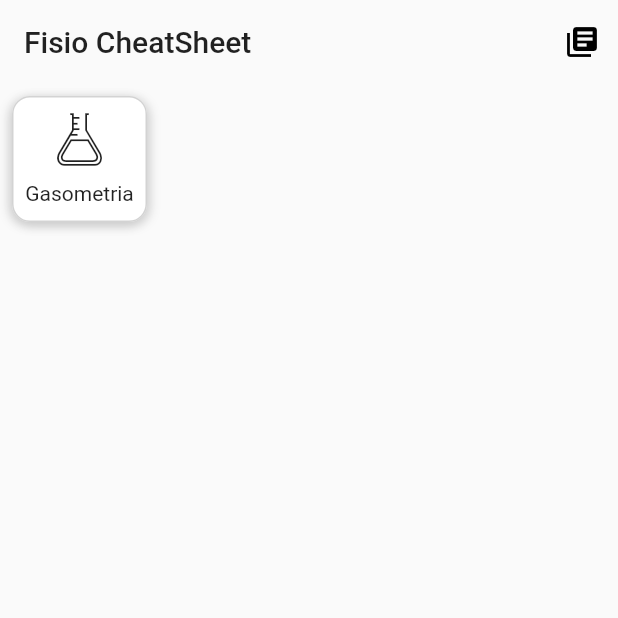
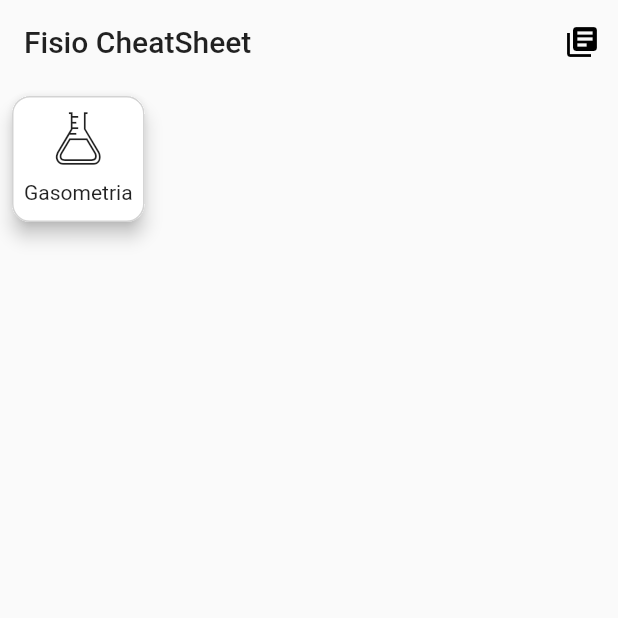
Before and after one commit to MSimone12/fisio_app, a Flutter app: the screen it shows after launch, on a phone screen of 412 x 824 dp, the top half of it. Run offline on Flutter 3.47's test engine with Material 2 defaults, Android fonts, the phone set to English and light mode, and no system bars; our stand-ins replace flutter_masked_text, rxdart; missing offline and left inert: bloc_pattern.

Commit message:
Fisio Field

```diff
--- a/lib/app/home/home.dart
+++ b/lib/app/home/home.dart
@@ -21,7 +21,7 @@ class Home extends StatelessWidget {
               child: Column(
                 children: <Widget>[
                   Padding(
-                    padding: const EdgeInsets.all(8.0),
+                    padding: const EdgeInsets.only(bottom: 8),
                     child: Icon(CupertinoIcons.lab_flask, size: 40,),
                   ),
                   Text('Gasometria')
--- a/lib/bloc/gasometria.dart
+++ b/lib/bloc/gasometria.dart
@@ -1,6 +1,7 @@
 import 'package:rxdart/rxdart.dart';
 import 'package:fisio_app/utils/validation.dart';
 import 'package:bloc_pattern/bloc_pattern.dart';
+import 'package:flutter/widgets.dart';
 
 class GasometriaBloc implements BlocBase{
   GasometriaBloc();
@@ -15,16 +16,19 @@ class GasometriaBloc implements BlocBase{
   // PH
   Sink get phIn => _phSubject;
   Observable<String> get phErrorOut => _phSubject.map(Validator.calculatePh);
-  Observable<String> get phState => _phSubject.map(Validator.getPhState);
+  Observable<Color> get phState => _phSubject.map(Validator.getPhState);
 
   // PaO2
   Sink get pao2In => _pao2Subject;
   Observable<String> get pao2Out => _pao2Subject.map((pao2) => '$pao2 mmHg');
   Observable<String> get pao2ErrorOut => _pao2Subject.map(Validator.validateRequired);
-  Observable<String> get pao2State => _pao2Subject.map(Validator.getRequiredState);
+  Observable<String> get pao2State => _pao2Subject;
 
   // PaCO2
+  Observable<String> get paco2Out => _paco2Subject;
   Sink get paco2In => _paco2Subject;
+  Observable<String> get paco2ErrorOut => _paco2Subject.map(Validator.validateRequired);
+  Observable<Color> get paco2State => _paco2Subject.map(Validator.getRequiredState);
 
 
   @override
--- a/lib/commom/fisio_card.dart
+++ b/lib/commom/fisio_card.dart
@@ -14,30 +14,22 @@ class FisioCard extends StatelessWidget {
     return Hero(
       tag: tag,
       flightShuttleBuilder: (context, animation, direction, from, to) => FisioCard(),
-      child: Container(
+      child: Card(
+        elevation: 5,
+        borderOnForeground: false,
         margin: EdgeInsets.all(8),
-        height: height,
-        width: width,
-        child: child,
-        decoration: BoxDecoration(
-          color: Colors.white,
-          border: Border.all(
+        clipBehavior: Clip.hardEdge,
+        child: Padding(
+          padding: const EdgeInsets.all(8.0),
+          child: child,
+        ),
+        shape: RoundedRectangleBorder(
+          side: BorderSide(
             color: Color.fromRGBO(200, 200, 200, 0.8),
-            width: 1
+            width: 1,
+            style: BorderStyle.solid
           ),
-          boxShadow: [
-            BoxShadow(
-              color: Color.fromRGBO(200, 200, 200, 0.8),
-              offset: Offset(-2, 2),
-              blurRadius: 5,
-            ),
-            BoxShadow(
-              color: Color.fromRGBO(200, 200, 200, 0.8),
-              offset: Offset(2, 2),
-              blurRadius: 5,
-            ),
-          ],
-          borderRadius: BorderRadius.all(Radius.circular(12))
+          borderRadius: BorderRadius.circular(12)
         ),
       ),
     );
--- a/lib/commom/form_stream_builder.dart
+++ b/lib/commom/form_stream_builder.dart
@@ -65,7 +65,6 @@ class _FormStreamBuilderState extends State<FormStreamBuilder> {
       secured: widget.secured,
       textAlign: widget.textAlign,
       onChanged: widget.textChanged?.add,
-      onBlur: handleFieldBlur,
       onFocus: handleFieldFocus,
     )
   );
--- a/pubspec.yaml
+++ b/pubspec.yaml
@@ -25,6 +25,7 @@ dependencies:
   cupertino_icons: ^0.1.2
   rxdart: ^0.21.0
   bloc_pattern: ^1.5.2
+  flutter_masked_text: ^0.8.0
 
 dev_dependencies:
   flutter_test:
```
Also changed, not shown: lib/app/gasometria/gasometria.dart (+38 -22 lines), lib/commom/fisio_field.dart (added, +106 -0 lines), lib/utils/validation.dart (+6 -6 lines), pubspec.lock.
